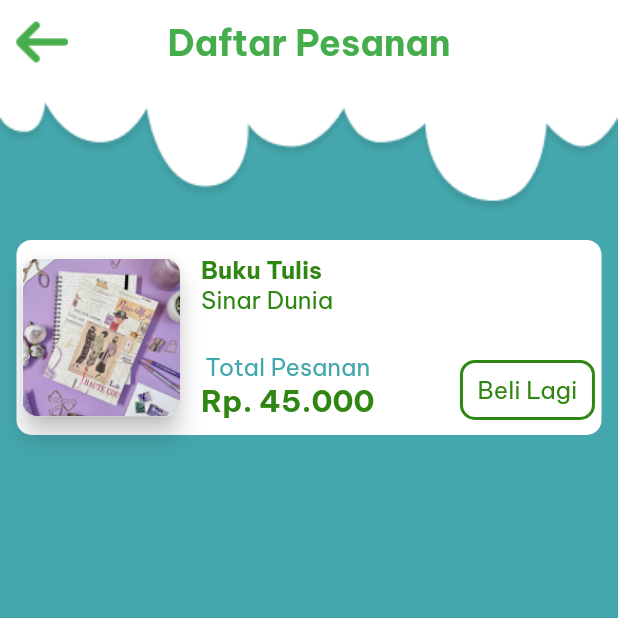
After one commit to ftryyln/projectcjcc1, a Flutter app: the DaftarPesanan screen opened directly, on a phone screen of 412 x 824 dp, the top half of it. The commit adds this screen. Run offline on Flutter 3.47's test engine with Material 2 defaults, Android fonts, the phone set to English and light mode, and no system bars; our stand-ins replace carousel_slider, flutter_svg, google_fonts, im_stepper; missing offline and left inert: cool_nav.

Commit message:
Update Screen Shop

```diff
--- a/lib/main.dart
+++ b/lib/main.dart
@@ -1,6 +1,10 @@
 import 'package:flutter/material.dart';
 import 'package:tk_al_muhajirin/ui/home/splash_screen.dart';
 import 'package:tk_al_muhajirin/ui/login/login_screen.dart';
+import 'package:tk_al_muhajirin/ui/shop/account/info_acc_screen.dart';
+import 'package:tk_al_muhajirin/ui/shop/account/profile_screen.dart';
+import 'package:tk_al_muhajirin/ui/shop/cart_screen.dart';
+import 'package:tk_al_muhajirin/ui/shop/daftar_pesanan_screen.dart';
 import 'package:tk_al_muhajirin/ui/shop/home_shop_screen.dart';
 import 'package:tk_al_muhajirin/ui/shop/list_category_screen.dart';
 
@@ -30,7 +34,7 @@ class MyApp extends StatelessWidget {
         primarySwatch: Colors.blue,
       ),
       //home: const LoginScreen()
-     home: ListCategory()
+     home: InfoAcc()
     );
   }
 }
--- a/lib/ui/home/registrasi/register_screen.dart
+++ b/lib/ui/home/registrasi/register_screen.dart
@@ -38,10 +38,6 @@ class _RegisterScreenState extends State<RegisterScreen> {
             fit: BoxFit.fitWidth,
             width: MediaQuery.of(context).size.width,
           ),
-          // SizedBox(
-          //   height: 100,
-          // ),
-          //IconStepperDemo(), //STEPPER
           Expanded(
             child: SingleChildScrollView(
                 child: Column(children: [
--- /dev/null
+++ b/lib/ui/shop/daftar_pesanan_screen.dart
@@ -0,0 +1,168 @@
+import 'package:flutter/material.dart';
+import 'package:google_fonts/google_fonts.dart';
+
+class DaftarPesanan extends StatefulWidget {
+  const DaftarPesanan({Key? key}) : super(key: key);
+
+  @override
+  State<DaftarPesanan> createState() => _DaftarPesananState();
+}
+
+class _DaftarPesananState extends State<DaftarPesanan> {
+  @override
+  Widget build(BuildContext context) {
+    return Scaffold(
+      backgroundColor: Color(0xff44A7AD),
+      appBar: AppBar(
+          backgroundColor: Colors.white,
+          elevation: 0,
+          centerTitle: true,
+          title: Text(
+            "Daftar Pesanan",
+            style: GoogleFonts.beVietnamPro(
+                textStyle: const TextStyle(
+                    color: Color(0xff46AD4C),
+                    fontSize: 24,
+                    fontWeight: FontWeight.bold)),
+          ),
+          leading: Image.asset("assets/back.png")),
+      body: SingleChildScrollView(
+        child: Column(
+          children: [
+            Container(
+              child: Image.asset(
+                "assets/awan_atas2.png",
+                fit: BoxFit.fitWidth,
+                width: MediaQuery.of(context).size.width,
+              ),
+            ),
+            SizedBox(
+              height: 9,
+            ),
+            Padding(
+              padding: const EdgeInsets.all(8.0),
+              child: Container(
+                height: 130,
+                width: 390,
+                decoration: BoxDecoration(
+                    color: Colors.white,
+                    borderRadius: BorderRadius.circular(10)),
+                child: Row(
+                  crossAxisAlignment: CrossAxisAlignment.center,
+                  children: [
+                    Card(
+                      elevation: 7,
+                      shape: RoundedRectangleBorder(
+                          borderRadius: BorderRadius.circular(10)),
+                      child: Container(
+                        height: 105,
+                        width: 105,
+                        decoration: BoxDecoration(
+                            borderRadius: BorderRadius.all(Radius.circular(10)),
+                            image: DecorationImage(
+                                fit: BoxFit.fitWidth,
+                                image: AssetImage(
+                                    "assets/shop/category_book.jpg"))),
+                        //width: MediaQuery.of(context).size.width,
+                      ),
+                    ),
+                    SizedBox(
+                      width: 10,
+                    ),
+                    Column(
+                      mainAxisAlignment: MainAxisAlignment.start,
+                      crossAxisAlignment: CrossAxisAlignment.start,
+                      children: [
+                        Column(
+                          crossAxisAlignment: CrossAxisAlignment.start,
+                          children: [
+                            SizedBox(
+                              height: 10,
+                            ),
+                            Text(
+                              "Buku Tulis",
+                              style: GoogleFonts.beVietnamPro(
+                                  textStyle: const TextStyle(
+                                      color: Color(0xff308612),
+                                      fontSize: 16,
+                                      fontWeight: FontWeight.bold)),
+                            ),
+                            Text(
+                              "Sinar Dunia",
+                              style: GoogleFonts.beVietnamPro(
+                                  textStyle: const TextStyle(
+                                      color: Color(0xff308612), fontSize: 16)),
+                            ),
+                          ],
+                        ),
+                        SizedBox(
+                          height: 25,
+                        ),
+                        Column(
+                          crossAxisAlignment: CrossAxisAlignment.start,
+                          children: [
+                            Row(
+                              mainAxisAlignment: MainAxisAlignment.spaceBetween,
+                              crossAxisAlignment: CrossAxisAlignment.end,
+                              children: [
+                                Column(
+                                  children: [
+                                    Text(
+                                      "Total Pesanan",
+                                      style: GoogleFonts.beVietnamPro(
+                                          textStyle: const TextStyle(
+                                              color: Color(0xff44A7AD), fontSize: 16)),
+                                    ),
+                                    Text(
+                                      "Rp. 45.000",
+                                      style: GoogleFonts.beVietnamPro(
+                                          textStyle: const TextStyle(
+                                              color: Color(0xff308612),
+                                              fontSize: 20,
+                                              fontWeight: FontWeight.bold)),
+                                    ),
+                                  ],
+                                ),
+                                SizedBox(
+                                  width:
+                                      MediaQuery.of(context).size.width - 355,
+                                ),
+                                Container(
+                                  alignment: Alignment.bottomRight,
+                                  height: 40,
+                                  width: 90,
+                                  decoration: BoxDecoration(
+                                      color: Colors.white,
+                                      border: Border.all(
+                                          color: Color(0xff308612), width: 2),
+                                      borderRadius: BorderRadius.circular(10)),
+                                  child: Center(
+                                    child: Text(
+                                      "Beli Lagi",
+                                      style: GoogleFonts.beVietnamPro(
+                                        textStyle: const TextStyle(
+                                            color: Color(0xff308612),
+                                            fontSize: 16),
+                                      ),
+                                    ),
+                                  ),
+                                )
+                              ],
+                            )
+                          ],
+                        ),
+                        // SizedBox(
+                        //   height: 22,
+                        // ),
+                      ],
+                    ),
+                  ],
+                ),
+              ),
+            ),
+          ],
+        ),
+      ),
+    );
+  }
+}
--- a/lib/ui/shop/home_shop_screen.dart
+++ b/lib/ui/shop/home_shop_screen.dart
@@ -40,21 +40,21 @@ class _HomeShopState extends State<HomeShop> {
             verticalPadding: 20.0,
             items: <FlipBoxNavigationBarItem>[
               FlipBoxNavigationBarItem(
-                name: 'Profil',
+                name: 'History',
                 selectedIcon: Icons.list_alt_outlined,
                 unselectedIcon: Icons.list_alt,
                 selectedBackgroundColor: Color(0xff1C96F9),
                 unselectedBackgroundColor: Colors.white,
               ),
               FlipBoxNavigationBarItem(
-                name: 'Galeri',
+                name: 'Home',
                 selectedIcon: Icons.home_max_outlined,
                 unselectedIcon: Icons.home_rounded,
                 selectedBackgroundColor: Color(0xff46AD4C),
                 unselectedBackgroundColor: Colors.white,
               ),
               FlipBoxNavigationBarItem(
-                name: 'Shop',
+                name: 'Cart',
                 selectedIcon: Icons.shopping_cart_outlined,
                 unselectedIcon: Icons.shopping_cart,
                 selectedBackgroundColor: Color(0xffF82F40),
--- a/lib/ui/shop/list_category_screen.dart
+++ b/lib/ui/shop/list_category_screen.dart
@@ -2,8 +2,6 @@ import 'package:cool_nav/cool_nav.dart';
 import 'package:flutter/cupertino.dart';
 import 'package:flutter/material.dart';
 import 'package:google_fonts/google_fonts.dart';
-
-import '../theme.dart';
 
 class ListCategory extends StatefulWidget {
   const ListCategory({Key? key}) : super(key: key);
@@ -42,21 +40,21 @@ class _ListCategoryState extends State<ListCategory> {
           verticalPadding: 20.0,
           items: <FlipBoxNavigationBarItem>[
             FlipBoxNavigationBarItem(
-              name: 'Profil',
+              name: 'History',
               selectedIcon: Icons.list_alt_outlined,
               unselectedIcon: Icons.list_alt,
               selectedBackgroundColor: Color(0xff1C96F9),
               unselectedBackgroundColor: Colors.white,
             ),
             FlipBoxNavigationBarItem(
-              name: 'Galeri',
+              name: 'Home',
               selectedIcon: Icons.home_max_outlined,
               unselectedIcon: Icons.home_rounded,
               selectedBackgroundColor: Color(0xff46AD4C),
               unselectedBackgroundColor: Colors.white,
             ),
             FlipBoxNavigationBarItem(
-              name: 'Shop',
+              name: 'Cart',
               selectedIcon: Icons.shopping_cart_outlined,
               unselectedIcon: Icons.shopping_cart,
               selectedBackgroundColor: Color(0xffF82F40),
@@ -101,7 +99,9 @@ class _ListCategoryState extends State<ListCategory> {
                             image: DecorationImage(
                                 fit: BoxFit.fitWidth,
                                 image:
-                                AssetImage("assets/shop/category_book.jpg"))),
+                                AssetImage("assets/shop/category_book.jpg")
+                            )
+                        ),
                         //width: MediaQuery.of(context).size.width,
                       ),
                     ),
@@ -112,7 +112,7 @@ class _ListCategoryState extends State<ListCategory> {
                       crossAxisAlignment: CrossAxisAlignment.start,
                       children: [
                         Text(
-                          "Backpack",
+                          "Buku Tulis",
                           style: GoogleFonts.beVietnamPro(
                               textStyle: const TextStyle(
                                   color: Colors.white,
@@ -123,7 +123,7 @@ class _ListCategoryState extends State<ListCategory> {
                           height: 8,
                         ),
                         Text(
-                          "Backpack",
+                          "Sinar Dunia",
                           style: GoogleFonts.beVietnamPro(
                               textStyle: const TextStyle(
                                   color: Colors.white, fontSize: 16)),
@@ -211,7 +211,7 @@ class _ListCategoryState extends State<ListCategory> {
                       crossAxisAlignment: CrossAxisAlignment.start,
                       children: [
                         Text(
-                          "Backpack",
+                          "Buku Tulis",
                           style: GoogleFonts.beVietnamPro(
                               textStyle: const TextStyle(
                                   color: Colors.white,
@@ -222,7 +222,7 @@ class _ListCategoryState extends State<ListCategory> {
                           height: 8,
                         ),
                         Text(
-                          "Backpack",
+                          "Sinar Dunia",
                           style: GoogleFonts.beVietnamPro(
                               textStyle: const TextStyle(
                                   color: Colors.white, fontSize: 16)),
@@ -310,7 +310,7 @@ class _ListCategoryState extends State<ListCategory> {
                       crossAxisAlignment: CrossAxisAlignment.start,
                       children: [
                         Text(
-                          "Backpack",
+                          "Buku Tulis",
                           style: GoogleFonts.beVietnamPro(
                               textStyle: const TextStyle(
                                   color: Colors.white,
@@ -321,7 +321,7 @@ class _ListCategoryState extends State<ListCategory> {
                           height: 8,
                         ),
                         Text(
-                          "Backpack",
+                          "Sinar Dunia",
                           style: GoogleFonts.beVietnamPro(
                               textStyle: const TextStyle(
                                   color: Colors.white, fontSize: 16)),
@@ -409,7 +409,7 @@ class _ListCategoryState extends State<ListCategory> {
                       crossAxisAlignment: CrossAxisAlignment.start,
                       children: [
                         Text(
-                          "Backpack",
+                          "Buku Tulis",
                           style: GoogleFonts.beVietnamPro(
                               textStyle: const TextStyle(
                                   color: Colors.white,
@@ -420,7 +420,7 @@ class _ListCategoryState extends State<ListCategory> {
                           height: 8,
                         ),
                         Text(
-                          "Backpack",
+                          "Sinar Dunia",
                           style: GoogleFonts.beVietnamPro(
                               textStyle: const TextStyle(
                                   color: Colors.white, fontSize: 16)),
@@ -474,7 +474,7 @@ class _ListCategoryState extends State<ListCategory> {
                   ],
                 ),
               ),
-            )
+            ),
           ],
         ),
       ),
--- a/pubspec.yaml
+++ b/pubspec.yaml
@@ -43,6 +43,7 @@ dependencies:
   dio: ^4.0.6
   localstorage: ^4.0.0+1
   im_stepper: ^1.0.1+1
+  flutter_svg: ^1.1.6
 
 dev_dependencies:
   flutter_test:
```
Also changed, not shown: lib/ui/shop/account/info_acc_screen.dart (added, +42 -0 lines), lib/ui/shop/account/profile_screen.dart (added, +41 -0 lines), lib/ui/shop/cart_screen.dart (added, +190 -0 lines), assets/shop/awan_info.svg (added), assets/shop/icon_back.png (added), assets/shop/icon_back.svg (added), assets/shop/icon_min.svg (added), assets/shop/icon_plush.svg (added), assets/shop/trash_icon.svg (added), pubspec.lock.
